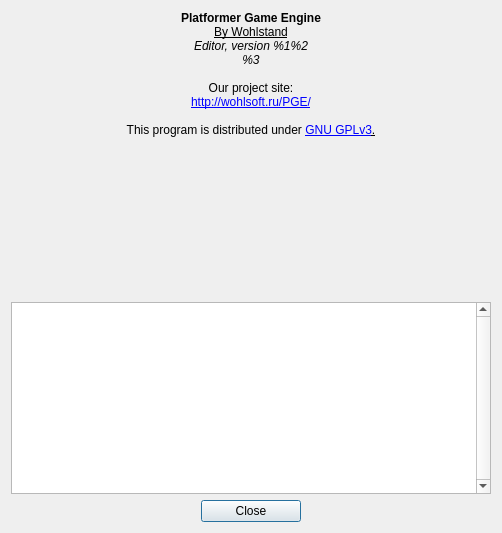
The window that Editor/main_window/about_dialog/aboutdialog.ui (WohlSoft/Moondust-Project) describes before a commit, drawn with Qt 5.
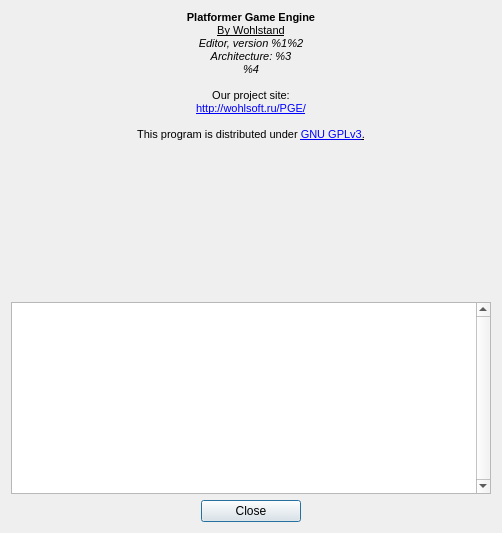
The same window after the commit. Icons and pictures are not drawn.

```diff
--- a/Editor/main_window/about_dialog/aboutdialog.ui
+++ b/Editor/main_window/about_dialog/aboutdialog.ui
@@ -81,16 +81,16 @@
       <string notr="true">&lt;!DOCTYPE HTML PUBLIC &quot;-//W3C//DTD HTML 4.0//EN&quot; &quot;http://www.w3.org/TR/REC-html40/strict.dtd&quot;&gt;
 &lt;html&gt;&lt;head&gt;&lt;meta name=&quot;qrichtext&quot; content=&quot;1&quot; /&gt;&lt;style type=&quot;text/css&quot;&gt;
 p, li { white-space: pre-wrap; }
-&lt;/style&gt;&lt;/head&gt;&lt;body style=&quot;font-weight:600; font-style:normal;&quot;&gt;
+&lt;/style&gt;&lt;/head&gt;&lt;body style=&quot; font-family:'Liberation Sans'; font-size:8pt; font-weight:600; font-style:normal;&quot;&gt;
 &lt;p align=&quot;center&quot; style=&quot; margin-top:0px; margin-bottom:0px; margin-left:0px; margin-right:0px; -qt-block-indent:0; text-indent:0px;&quot;&gt;&lt;img src=&quot;:/images/cat_builder/cat_builder_128_logo.png&quot; /&gt;&lt;/p&gt;
-&lt;p align=&quot;center&quot; style=&quot; margin-top:0px; margin-bottom:0px; margin-left:0px; margin-right:0px; -qt-block-indent:0; text-indent:0px;&quot;&gt;&lt;span style=&quot; &quot;&gt;Platformer Game Engine&lt;/span&gt;&lt;/p&gt;
-&lt;p align=&quot;center&quot; style=&quot; margin-top:0px; margin-bottom:0px; margin-left:0px; margin-right:0px; -qt-block-indent:0; text-indent:0px;&quot;&gt;&lt;span style=&quot;  font-weight:400; text-decoration: underline;&quot;&gt;By Wohlstand&lt;/span&gt;&lt;span style=&quot; &quot;&gt;&lt;br /&gt;&lt;/span&gt;&lt;span style=&quot;  font-weight:400; font-style:italic;&quot;&gt;Editor, version %1%2&lt;/span&gt;&lt;/p&gt;
-&lt;p align=&quot;center&quot; style=&quot; margin-top:0px; margin-bottom:0px; margin-left:0px; margin-right:0px; -qt-block-indent:0; text-indent:0px;&quot;&gt;&lt;span style=&quot;  font-weight:400; font-style:italic;&quot;&gt;%3&lt;/span&gt;&lt;/p&gt;
-&lt;p align=&quot;center&quot; style=&quot;-qt-paragraph-type:empty; margin-top:0px; margin-bottom:0px; margin-left:0px; margin-right:0px; -qt-block-indent:0; text-indent:0px;  font-weight:400; font-style:italic;&quot;&gt;&lt;br /&gt;&lt;/p&gt;
-&lt;p align=&quot;center&quot; style=&quot; margin-top:0px; margin-bottom:0px; margin-left:0px; margin-right:0px; -qt-block-indent:0; text-indent:0px;&quot;&gt;&lt;span style=&quot;  font-weight:400;&quot;&gt;Our project site:&lt;/span&gt;&lt;/p&gt;
-&lt;p align=&quot;center&quot; style=&quot; margin-top:0px; margin-bottom:0px; margin-left:0px; margin-right:0px; -qt-block-indent:0; text-indent:0px;&quot;&gt;&lt;a href=&quot;http://wohlsoft.ru/PGE/&quot;&gt;&lt;span style=&quot;  font-weight:400; text-decoration: underline; color:#0000ff;&quot;&gt;http://wohlsoft.ru/PGE/&lt;/span&gt;&lt;/a&gt;&lt;/p&gt;
-&lt;p align=&quot;center&quot; style=&quot;-qt-paragraph-type:empty; margin-top:0px; margin-bottom:0px; margin-left:0px; margin-right:0px; -qt-block-indent:0; text-indent:0px;  font-weight:400; text-decoration: underline; color:#0000ff;&quot;&gt;&lt;br /&gt;&lt;/p&gt;
-&lt;p align=&quot;center&quot; style=&quot; margin-top:0px; margin-bottom:0px; margin-left:0px; margin-right:0px; -qt-block-indent:0; text-indent:0px;&quot;&gt;&lt;span style=&quot;  font-weight:400;&quot;&gt;This program is distributed under &lt;/span&gt;&lt;a href=&quot;http://www.gnu.org/licenses/gpl.html&quot;&gt;&lt;span style=&quot;  font-weight:400; text-decoration: underline; color:#0000ff;&quot;&gt;GNU GPLv3&lt;/span&gt;&lt;/a&gt;&lt;span style=&quot;  font-weight:400; text-decoration: underline;&quot;&gt;.&lt;/span&gt;&lt;/p&gt;&lt;/body&gt;&lt;/html&gt;</string>
+&lt;p align=&quot;center&quot; style=&quot; margin-top:0px; margin-bottom:0px; margin-left:0px; margin-right:0px; -qt-block-indent:0; text-indent:0px;&quot;&gt;Platformer Game Engine&lt;/p&gt;
+&lt;p align=&quot;center&quot; style=&quot; margin-top:0px; margin-bottom:0px; margin-left:0px; margin-right:0px; -qt-block-indent:0; text-indent:0px;&quot;&gt;&lt;span style=&quot; font-weight:400; text-decoration: underline;&quot;&gt;By Wohlstand&lt;/span&gt;&lt;br /&gt;&lt;span style=&quot; font-weight:400; font-style:italic;&quot;&gt;Editor, version %1%2&lt;br /&gt;Architecture: %3&lt;/span&gt;&lt;/p&gt;
+&lt;p align=&quot;center&quot; style=&quot; margin-top:0px; margin-bottom:0px; margin-left:0px; margin-right:0px; -qt-block-indent:0; text-indent:0px;&quot;&gt;&lt;span style=&quot; font-weight:400; font-style:italic;&quot;&gt;%4&lt;/span&gt;&lt;/p&gt;
+&lt;p align=&quot;center&quot; style=&quot;-qt-paragraph-type:empty; margin-top:0px; margin-bottom:0px; margin-left:0px; margin-right:0px; -qt-block-indent:0; text-indent:0px; font-weight:400; font-style:italic;&quot;&gt;&lt;br /&gt;&lt;/p&gt;
+&lt;p align=&quot;center&quot; style=&quot; margin-top:0px; margin-bottom:0px; margin-left:0px; margin-right:0px; -qt-block-indent:0; text-indent:0px;&quot;&gt;&lt;span style=&quot; font-weight:400;&quot;&gt;Our project site:&lt;/span&gt;&lt;/p&gt;
+&lt;p align=&quot;center&quot; style=&quot; margin-top:0px; margin-bottom:0px; margin-left:0px; margin-right:0px; -qt-block-indent:0; text-indent:0px;&quot;&gt;&lt;a href=&quot;http://wohlsoft.ru/PGE/&quot;&gt;&lt;span style=&quot; font-weight:400; text-decoration: underline; color:#0000ff;&quot;&gt;http://wohlsoft.ru/PGE/&lt;/span&gt;&lt;/a&gt;&lt;/p&gt;
+&lt;p align=&quot;center&quot; style=&quot;-qt-paragraph-type:empty; margin-top:0px; margin-bottom:0px; margin-left:0px; margin-right:0px; -qt-block-indent:0; text-indent:0px; font-weight:400; text-decoration: underline; color:#0000ff;&quot;&gt;&lt;br /&gt;&lt;/p&gt;
+&lt;p align=&quot;center&quot; style=&quot; margin-top:0px; margin-bottom:0px; margin-left:0px; margin-right:0px; -qt-block-indent:0; text-indent:0px;&quot;&gt;&lt;span style=&quot; font-weight:400;&quot;&gt;This program is distributed under &lt;/span&gt;&lt;a href=&quot;http://www.gnu.org/licenses/gpl.html&quot;&gt;&lt;span style=&quot; font-weight:400; text-decoration: underline; color:#0000ff;&quot;&gt;GNU GPLv3&lt;/span&gt;&lt;/a&gt;&lt;span style=&quot; font-weight:400; text-decoration: underline;&quot;&gt;.&lt;/span&gt;&lt;/p&gt;&lt;/body&gt;&lt;/html&gt;</string>
      </property>
      <property name="alignment">
       <set>Qt::AlignLeading|Qt::AlignLeft|Qt::AlignTop</set>
```
Left out of the diff: 5 changed lines with no effect on the pictures.
